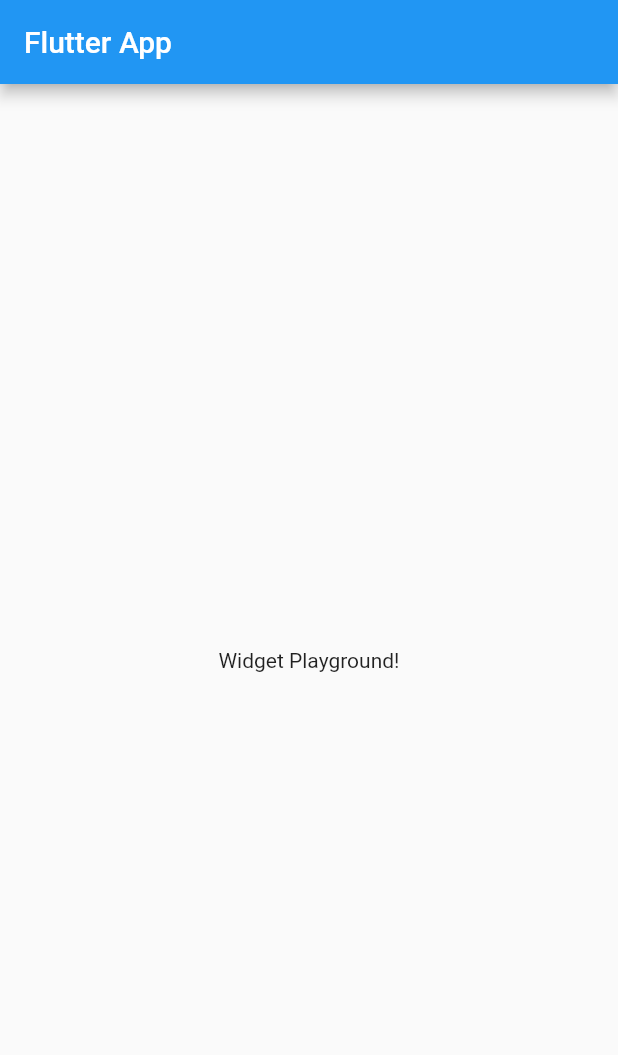
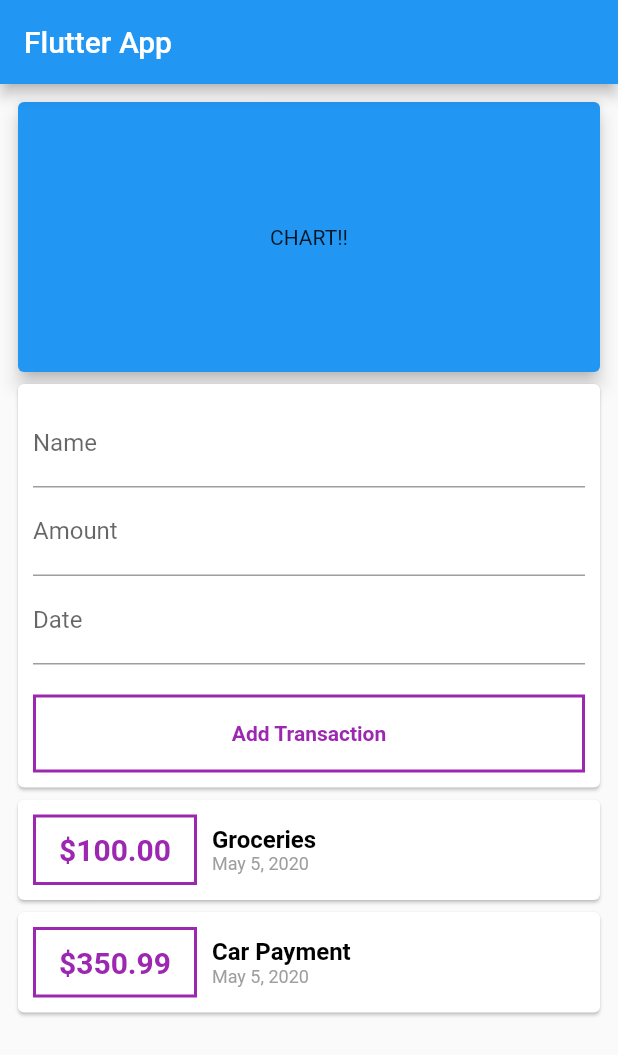
Before and after one commit to henry-jackson/personal-expenses-app, a Flutter app: the screen it shows after launch, on a phone screen of 412 x 824 dp. Shown: the top 1055 px of the screen. Run offline on Flutter 3.47's test engine with Material 2 defaults, Android fonts, the phone set to English and light mode, and no system bars.

Commit message:
first scaffolding for app

```diff
--- a/lib/main.dart
+++ b/lib/main.dart
@@ -1,4 +1,6 @@
 import 'package:flutter/material.dart';
+import 'package:personal_expenses/widgets/new_transaction.dart';
+import './widgets/user_transactions.dart';
 
 void main() => runApp(MyApp());
 
@@ -6,6 +8,7 @@ class MyApp extends StatelessWidget {
   @override
   Widget build(BuildContext context) {
     return MaterialApp(
+      debugShowCheckedModeBanner: false,
       title: 'Flutter App',
       home: MyHomePage(),
     );
@@ -13,14 +16,35 @@ class MyApp extends StatelessWidget {
 }
 
 class MyHomePage extends StatelessWidget {
+
   @override
   Widget build(BuildContext context) {
     return Scaffold(
       appBar: AppBar(
         title: Text('Flutter App'),
       ),
-      body: Center(
-        child: Text('Widget Playground!'),
+      body: SafeArea(
+        child: Center(
+          child: Padding(
+            padding: const EdgeInsets.all(8.0),
+            child: Column(
+              crossAxisAlignment: CrossAxisAlignment.stretch,
+              children: <Widget>[
+                Expanded(
+                  flex: 1,
+                  child: Card(
+                    child: Center(
+                      child: Text("CHART!!"),
+                    ),
+                    color: Colors.blue,
+                    elevation: 5,
+                  ),
+                ),
+                UserTransactions(),
+              ],
+            ),
+          ),
+        ),
       ),
     );
   }
--- /dev/null
+++ b/lib/models/transaction.dart
@@ -0,0 +1,14 @@
+import 'package:flutter/foundation.dart';
+
+class Transaction {
+  String id;
+  String title;
+  double amount;
+  DateTime date;
+
+  Transaction({
+    @required this.id,
+    @required this.title,
+    @required this.amount,
+    @required this.date});
+}
--- /dev/null
+++ b/lib/widgets/new_transaction.dart
@@ -0,0 +1,63 @@
+import 'package:flutter/material.dart';
+
+class NewTransaction extends StatelessWidget {
+  final Function addTx;
+  final titleController = TextEditingController();
+  final amountController = TextEditingController();
+
+  NewTransaction(this.addTx);
+
+  @override
+  Widget build(BuildContext context) {
+    return Card(
+      child: Container(
+        margin: EdgeInsets.all(10.0),
+        child: Column(
+          crossAxisAlignment: CrossAxisAlignment.stretch,
+          children: <Widget>[
+            TextField(
+              controller: titleController,
+              decoration: InputDecoration(
+                labelText: 'Name',
+              ),
+            ),
+            TextField(
+              controller: amountController,
+              decoration: InputDecoration(
+                labelText: 'Amount',
+              ),
+            ),
+            TextField(
+              decoration: InputDecoration(
+                labelText: 'Date',
+              ),
+            ),
+            Container(
+              margin: EdgeInsets.fromLTRB(0, 20, 0, 0),
+              decoration: BoxDecoration(
+                  border: Border.all(
+                color: Colors.purple,
+                width: 2,
+              )),
+              child: FlatButton(
+                child: Text(
+                  'Add Transaction',
+                  style: TextStyle(
+                    fontWeight: FontWeight.bold,
+                  ),
+                ),
+                textColor: Colors.purple,
+                onPressed: () {
+                  addTx(
+                    titleController.text,
+                    num.tryParse(amountController.text)?.toDouble(),
+                  );
+                },
+              ),
+            ),
+          ],
+        ),
+      ),
+    );
+  }
+}
--- /dev/null
+++ b/lib/widgets/transaction_list.dart
@@ -0,0 +1,69 @@
+import 'package:flutter/material.dart';
+import '../models/transaction.dart';
+import 'package:intl/intl.dart';
+
+class TransactionList extends StatelessWidget {
+
+  final List<Transaction> _transactions;
+
+  TransactionList(this._transactions);
+
+  @override
+  Widget build(BuildContext context) {
+    return Column(
+      crossAxisAlignment: CrossAxisAlignment.stretch,
+      children: _transactions.map((tx) {
+        return Card(
+          child: Row(
+            children: <Widget>[
+              Expanded(
+                flex: 1,
+                child: Container(
+                  margin: EdgeInsets.all(10.0),
+                  decoration: BoxDecoration(
+                    border: Border.all(
+                      color: Colors.purple,
+                      width: 2,
+                    ),
+                  ),
+                  padding: EdgeInsets.all(10),
+                  child: Center(
+                    child: Text(
+                      '\$${tx.amount?.toStringAsFixed(2)}',
+                      style: TextStyle(
+                        fontSize: 20,
+                        color: Colors.purple,
+                        fontWeight: FontWeight.bold,
+                      ),
+                    ),
+                  ),
+                ),
+              ),
+              Expanded(
+                flex: 2,
+                child: Column(
+                  crossAxisAlignment: CrossAxisAlignment.start,
+                  children: <Widget>[
+                    Text(tx.title,
+                        style: TextStyle(
+                          fontSize: 16,
+                          color: Colors.black,
+                          fontWeight: FontWeight.bold,
+                        )),
+                    Text(
+                      DateFormat.yMMMMd('en-us').format(tx.date),
+                      style: TextStyle(
+                        fontSize: 12,
+                        color: Colors.grey,
+                      ),
+                    ),
+                  ],
+                ),
+              ),
+            ],
+          ),
+        );
+      }).toList(),
+    );
+  }
+}
--- /dev/null
+++ b/lib/widgets/user_transactions.dart
@@ -0,0 +1,54 @@
+import 'package:flutter/cupertino.dart';
+import 'new_transaction.dart';
+import 'transaction_list.dart';
+import '../models/transaction.dart';
+
+class UserTransactions extends StatefulWidget {
+  @override
+  _UserTransactionsState createState() => _UserTransactionsState();
+}
+
+class _UserTransactionsState extends State<UserTransactions> {
+  final List<Transaction> _userTransactions = [
+    Transaction(
+      id: 't1',
+      title: 'Groceries',
+      amount: 100.00,
+      date: DateTime.now(),
+    ),
+    Transaction(
+      id: 't2',
+      title: 'Car Payment',
+      amount: 350.99,
+      date: DateTime.now(),
+    ),
+  ];
+
+  void _addNewTransaction(String txTitle, double txAmount) {
+    final newTx = Transaction(
+      title: txTitle,
+      amount: txAmount,
+      date: DateTime.now(),
+      id: DateTime.now().toString(),
+    );
+
+    setState(() {
+      _userTransactions.add(newTx);
+    });
+  }
+
+  @override
+  Widget build(BuildContext context) {
+    return Expanded(
+      flex: 3,
+      child: SingleChildScrollView(
+        child: Column(
+          children: <Widget>[
+            NewTransaction(_addNewTransaction),
+            TransactionList(_userTransactions),
+          ],
+        ),
+      ),
+    );
+  }
+}
--- a/pubspec.yaml
+++ b/pubspec.yaml
@@ -23,6 +23,7 @@ environment:
 dependencies:
   flutter:
     sdk: flutter
+  intl: ^0.16.1
 
 
   # The following adds the Cupertino Icons font to your application.
```
Also changed, not shown: pubspec.lock.
